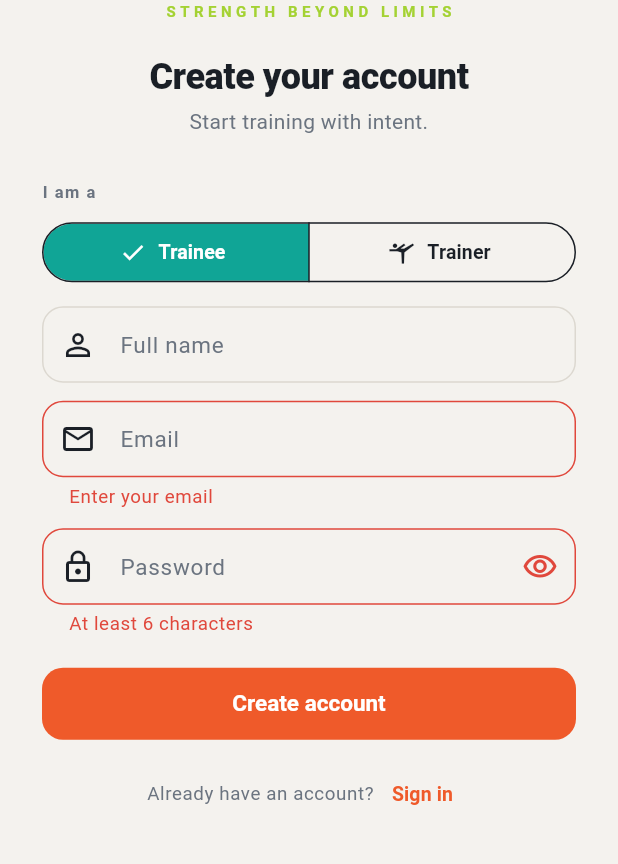
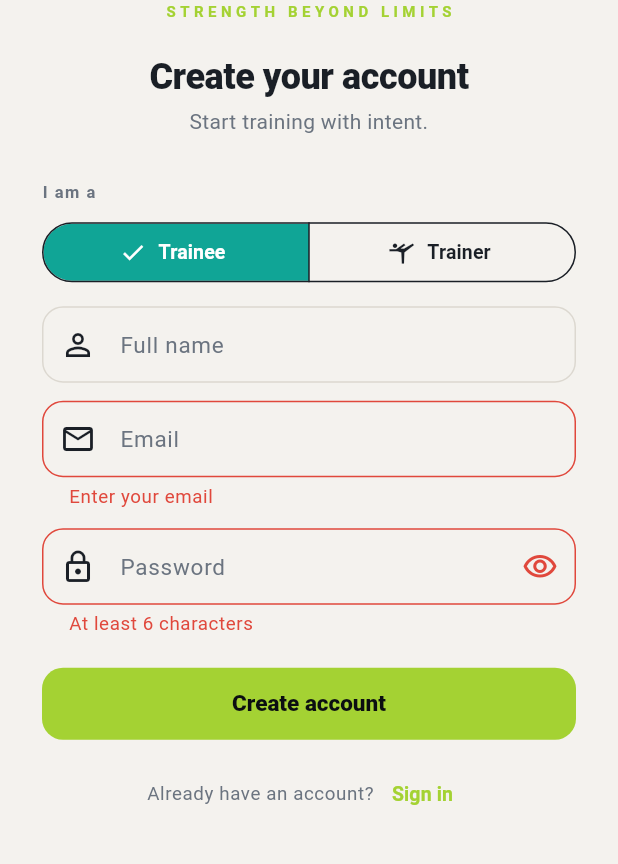
Before and after one commit to mscit-admin/ARETE_Enhance, a Flutter app: the screen it shows after launch, after a tap on "Sign in", after a tap on "Create account", on a phone screen of 412 x 824 dp, the part 335-1199 px from its top. Run offline on Flutter 3.47's test engine with Material 3 defaults, Android fonts, the phone set to English and light mode, and no system bars; our stand-ins replace flutter_local_notifications, permission_handler, qr_flutter, shared_preferences; missing offline and left inert: mobile_scanner; accounts and stored records are empty; generated files the repository leaves out were written again; network calls fail.

Commit message:
Carbon redesign step 1: dark tokens + lime as the interactive accent
- AppColors.dark switched to the Carbon palette (bg #0B0E11, surface #12161B,
  line #1E252D, white text) and new accent tokens (lime #A4D233, pressed,
  onAccent, lime tints, nav surface).
- AppTheme: primary + ElevatedButton + selected nav + input focus now use the
  lime accent with a dark on-accent glyph; button weight bumped to w800.
- App shell: centre FAB and active side tab use the lime accent.

Per-screen Carbon layout changes (home activity bars, streak banner, workout
stepper/ring, lime charts, lime chat bubbles) follow in subsequent commits.

Co-Authored-By: Claude Opus 4.8 <noreply@anthropic.com>
Claude-Session: https://claude.ai/code/session_01Lrs4BeZJ8ESgW3u4Dx3sih

```diff
--- a/lib/core/theme/app_colors.dart
+++ b/lib/core/theme/app_colors.dart
@@ -22,6 +22,22 @@ class AppColors {
   /// The logo's lime green ("Strength Beyond Limits").
   static const Color brandGreen = Color(0xFFA4D233);
 
+  // ---- Carbon interactive accent (lime) ----
+  /// The single interactive accent: CTAs, active nav, progress fills, own
+  /// chat bubbles. Ember/Teal/Water/Gold stay as data-viz metric hues only.
+  static const Color accent = Color(0xFFA4D233);
+  static const Color accentPressed = Color(0xFF7EA318);
+
+  /// Text/glyph colour to sit on a lime accent fill.
+  static const Color onAccent = Color(0xFF0B0E11);
+
+  /// Lime-tinted chip/badge background + border.
+  static const Color limeTintBg = Color(0xFF141A0C);
+  static const Color limeTintBorder = Color(0xFF33421A);
+
+  /// Carbon bottom bar / bottom action bar surface (raised, near-black).
+  static const Color navSurface = Color(0xFF0F1318);
+
   // Semantic
   static const Color success = teal;
   static const Color warning = gold;
@@ -43,14 +59,14 @@ class AppColors {
   static const _lightEmberSoft = Color(0xFFFBE3D8);
   static const _lightTealSoft = Color(0xFFD5EFEC);
 
-  // ---- Dark theme tokens ----
-  static const _darkBg = Color(0xFF0E1216);
-  static const _darkSurface = Color(0xFF161B21);
-  static const _darkSurfaceAlt = Color(0xFF1B2129);
-  static const _darkLine = Color(0xFF262D36);
-  static const _darkText = Color(0xFFE7E9EC);
+  // ---- Dark theme tokens (Carbon) ----
+  static const _darkBg = Color(0xFF0B0E11);
+  static const _darkSurface = Color(0xFF12161B);
+  static const _darkSurfaceAlt = Color(0xFF0F1318);
+  static const _darkLine = Color(0xFF1E252D);
+  static const _darkText = Color(0xFFFFFFFF);
   static const _darkMuted = Color(0xFF8A94A1);
-  static const _darkInk = Color(0xFF05070A);
+  static const _darkInk = Color(0xFF12161B);
   static const _darkEmberSoft = Color(0xFF2A1913);
   static const _darkTealSoft = Color(0xFF10231F);
 
--- a/lib/core/theme/app_theme.dart
+++ b/lib/core/theme/app_theme.dart
@@ -14,8 +14,8 @@ class AppTheme {
   static ThemeData _build(AppPalette p) {
     final colorScheme = ColorScheme(
       brightness: p.brightness,
-      primary: AppColors.ember,
-      onPrimary: Colors.white,
+      primary: AppColors.accent,
+      onPrimary: AppColors.onAccent,
       secondary: AppColors.teal,
       onSecondary: Colors.white,
       error: AppColors.danger,
@@ -52,18 +52,18 @@ class AppTheme {
       ),
       bottomNavigationBarTheme: BottomNavigationBarThemeData(
         backgroundColor: p.surface,
-        selectedItemColor: AppColors.ember,
+        selectedItemColor: AppColors.accent,
         unselectedItemColor: p.muted,
         type: BottomNavigationBarType.fixed,
         showUnselectedLabels: true,
       ),
       elevatedButtonTheme: ElevatedButtonThemeData(
         style: ElevatedButton.styleFrom(
-          backgroundColor: AppColors.ember,
-          foregroundColor: Colors.white,
+          backgroundColor: AppColors.accent,
+          foregroundColor: AppColors.onAccent,
           elevation: 0,
           padding: const EdgeInsets.symmetric(vertical: 15),
-          textStyle: const TextStyle(fontWeight: FontWeight.w700, fontSize: 15),
+          textStyle: const TextStyle(fontWeight: FontWeight.w800, fontSize: 15),
           shape: RoundedRectangleBorder(
             borderRadius: BorderRadius.circular(AppSpacing.radiusMd),
           ),
@@ -95,7 +95,7 @@ class AppTheme {
         ),
         focusedBorder: OutlineInputBorder(
           borderRadius: BorderRadius.circular(AppSpacing.radiusMd),
-          borderSide: const BorderSide(color: AppColors.ember, width: 1.6),
+          borderSide: const BorderSide(color: AppColors.accent, width: 1.6),
         ),
         labelStyle: TextStyle(color: p.muted),
       ),
--- a/lib/features/shell/app_shell.dart
+++ b/lib/features/shell/app_shell.dart
@@ -72,11 +72,12 @@ class _AppShellState extends State<AppShell> {
         width: 62,
         child: FloatingActionButton(
           onPressed: () => select(centreIndex),
-          backgroundColor: AppColors.ember,
+          backgroundColor: AppColors.accent,
+          foregroundColor: AppColors.onAccent,
           elevation: 3,
           shape: const CircleBorder(),
           child: Icon(tabs[centreIndex].activeIcon,
-              color: Colors.white, size: 28),
+              color: AppColors.onAccent, size: 28),
         ),
       ),
       bottomNavigationBar: BottomAppBar(
@@ -227,7 +228,7 @@ class _NavItem extends StatelessWidget {
 
   @override
   Widget build(BuildContext context) {
-    final color = selected ? AppColors.ember : context.palette.muted;
+    final color = selected ? AppColors.accent : context.palette.muted;
     return InkResponse(
       onTap: onTap,
       radius: 36,
```
